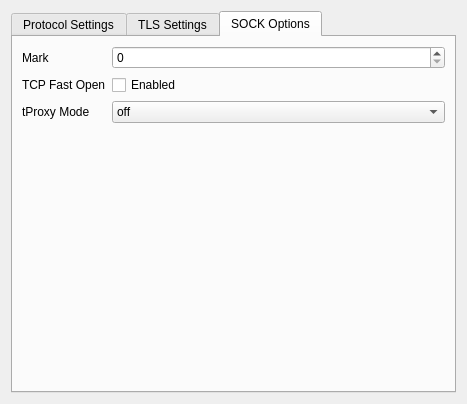
First picture: the form in src/ui/widgets/widgets/StreamSettingsWidget.ui, repository Qv2ray/Qv2ray, before the edit.
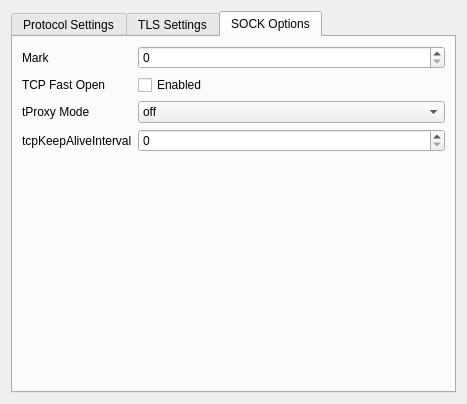
Second picture: the form after the edit. The open tabs and pages were chosen to show the change.

Commit message: feat: add tcpKeepAliveInterval support

```diff
--- a/src/ui/widgets/widgets/StreamSettingsWidget.ui
+++ b/src/ui/widgets/widgets/StreamSettingsWidget.ui
@@ -954,6 +954,16 @@
          </item>
         </widget>
        </item>
+       <item row="3" column="0">
+        <widget class="QLabel" name="tcpKeepAliveIntervalLabel">
+         <property name="text">
+          <string>tcpKeepAliveInterval</string>
+         </property>
+        </widget>
+       </item>
+       <item row="3" column="1">
+        <widget class="QSpinBox" name="tcpKeepAliveIntervalSpinBox"/>
+       </item>
       </layout>
      </widget>
     </widget>
```
The commit also changes 3 other files.
